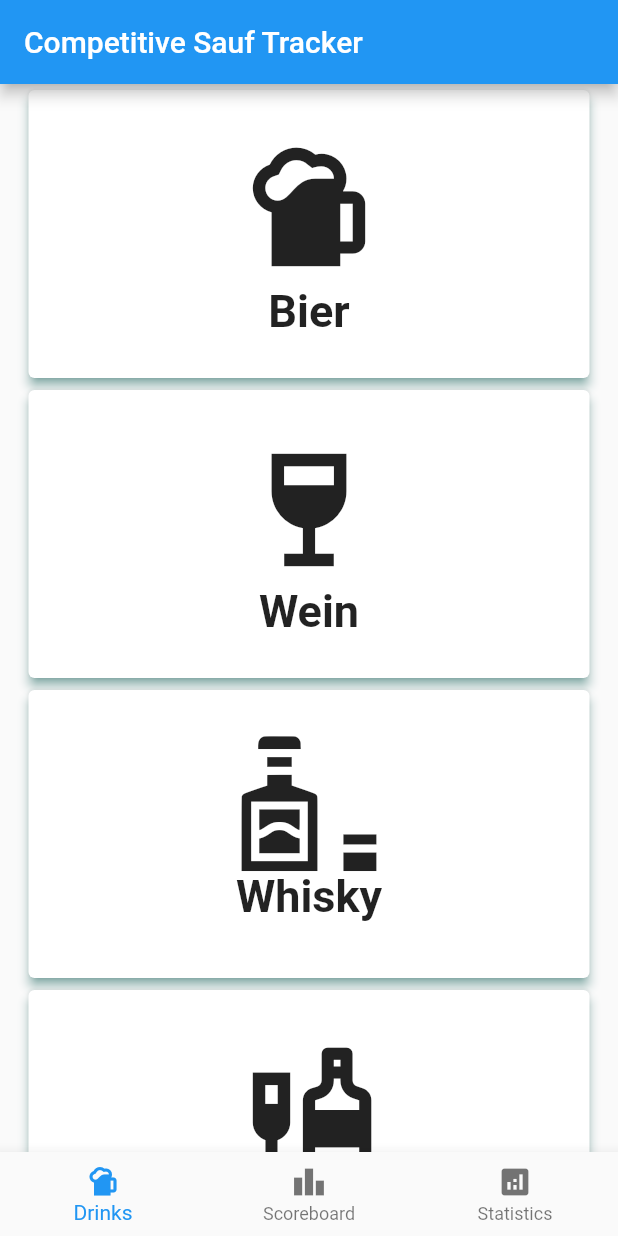
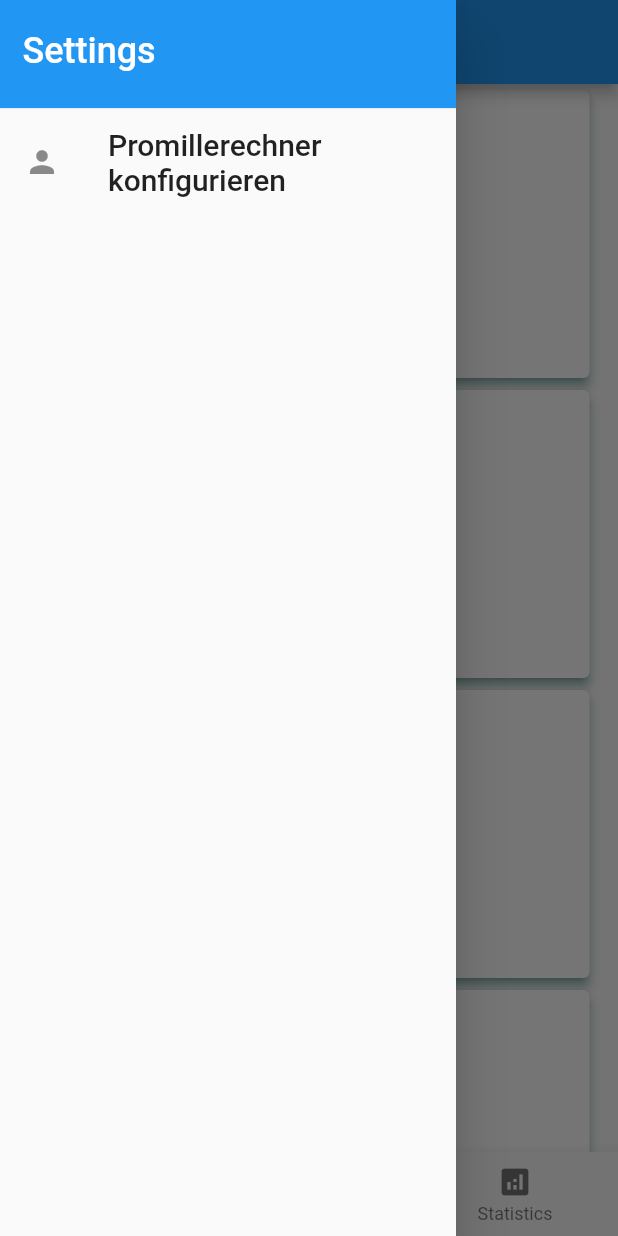
Before and after one commit to Blauben/competitive_sauf_tracker, a Flutter app: the screen it shows after launch, with the side drawer open (before the commit the screen has no drawer), on a phone screen of 412 x 824 dp. Run offline on Flutter 3.47's test engine with Material 2 defaults, Android fonts, the phone set to English and light mode, and no system bars; our stand-ins replace sqflite; accounts and stored records are empty.

Commit message:
Added drawer widget

```diff
--- a/lib/main.dart
+++ b/lib/main.dart
@@ -1,8 +1,9 @@
-
 import 'package:flutter/material.dart';
 import 'package:sauf_tracker/main_features/drink_selector/body/drink_selector.dart';
 import 'package:sauf_tracker/util_features/offlineDatabase/domain/services/db_opt.dart';
 import 'package:sqflite/sqflite.dart';
+
+import 'main_features/settings_drawer/widgets/settings_drawer.dart';
 
 late final Future<Database> database;
 
@@ -73,6 +74,7 @@ class _MainScreenState extends State<MainScreen> {
   final List<Widget> _pages = <Widget>[
     const DrinkSelectorBody(),
     const _Test(),
+    const _Test(),
     const _Test()
   ];
 
@@ -131,6 +133,7 @@ class _MainScreenState extends State<MainScreen> {
         appBar: AppBar(
           title: Text(widget.title),
         ),
+        drawer: const SettingsDrawer(),
         body: _pages[currentIndex],
         bottomNavigationBar: BottomNavigationBar(
           items: const [
--- /dev/null
+++ b/lib/main_features/settings_drawer/widgets/settings_drawer.dart
@@ -0,0 +1,38 @@
+import 'package:flutter/material.dart';
+
+class SettingsDrawer extends StatelessWidget {
+  const SettingsDrawer({super.key});
+
+  @override
+  Widget build(BuildContext context) {
+    return Drawer(
+      child: ListView(
+        children: const <Widget>[
+          SizedBox(
+            height: 80,
+            child: DrawerHeader(
+              padding: EdgeInsets.only(top: 20, left: 15),
+              decoration: BoxDecoration(
+                color: Colors.blue,
+              ),
+              child: Text(
+                "Settings",
+                style: TextStyle(
+                  color: Colors.white,
+                  fontSize: 24,
+                ),
+              ),
+            ),
+          ),
+          ListTile(
+            leading: Icon(Icons.person),
+            title: Text(
+              "Promillerechner konfigurieren",
+              style: TextStyle(fontSize: 20),
+            ),
+          ),
+        ],
+      ),
+    );
+  }
+}
```
